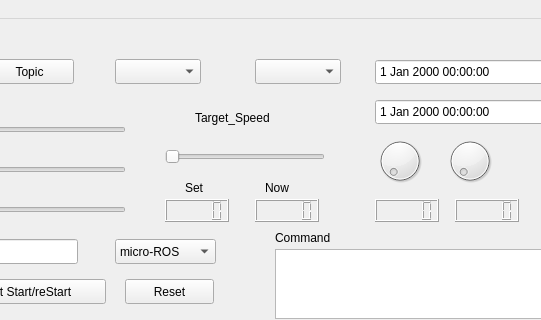
The window that untitled.ui (tianrking/MicroROS_RP2040) describes before a commit, drawn with Qt 5; both pictures show x 165 to 706 and y 0 to 320 of the 706 by 600 pixel window.
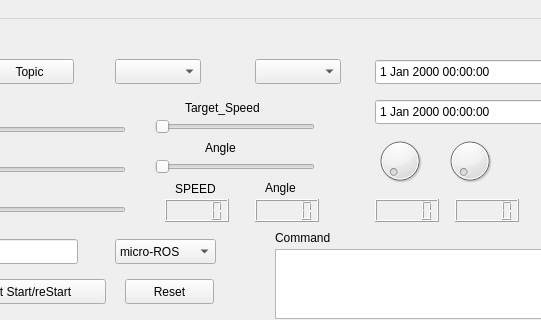
The same window after the commit.

The edit to the form file:
```diff
--- a/untitled.ui
+++ b/untitled.ui
@@ -338,8 +338,8 @@
    <widget class="QLabel" name="label_6">
     <property name="geometry">
      <rect>
-      <x>360</x>
-      <y>90</y>
+      <x>350</x>
+      <y>80</y>
       <width>111</width>
       <height>17</height>
      </rect>
@@ -351,8 +351,8 @@
    <widget class="QSlider" name="horizontalSlider_4">
     <property name="geometry">
      <rect>
-      <x>330</x>
-      <y>130</y>
+      <x>320</x>
+      <y>100</y>
       <width>160</width>
       <height>16</height>
      </rect>
@@ -384,14 +384,14 @@
    <widget class="QLabel" name="label_7">
     <property name="geometry">
      <rect>
-      <x>350</x>
+      <x>340</x>
       <y>160</y>
-      <width>31</width>
-      <height>17</height>
+      <width>51</width>
+      <height>20</height>
      </rect>
     </property>
     <property name="text">
-     <string>Set</string>
+     <string>SPEED</string>
     </property>
    </widget>
    <widget class="QLabel" name="label_8">
@@ -399,12 +399,38 @@
      <rect>
       <x>430</x>
       <y>160</y>
-      <width>31</width>
+      <width>41</width>
       <height>17</height>
      </rect>
     </property>
     <property name="text">
-     <string>Now</string>
+     <string>Angle</string>
+    </property>
+   </widget>
+   <widget class="QLabel" name="label_9">
+    <property name="geometry">
+     <rect>
+      <x>370</x>
+      <y>120</y>
+      <width>67</width>
+      <height>17</height>
+     </rect>
+    </property>
+    <property name="text">
+     <string>Angle</string>
+    </property>
+   </widget>
+   <widget class="QSlider" name="horizontalSlider_5">
+    <property name="geometry">
+     <rect>
+      <x>320</x>
+      <y>140</y>
+      <width>160</width>
+      <height>16</height>
+     </rect>
+    </property>
+    <property name="orientation">
+     <enum>Qt::Horizontal</enum>
     </property>
    </widget>
   </widget>
```
